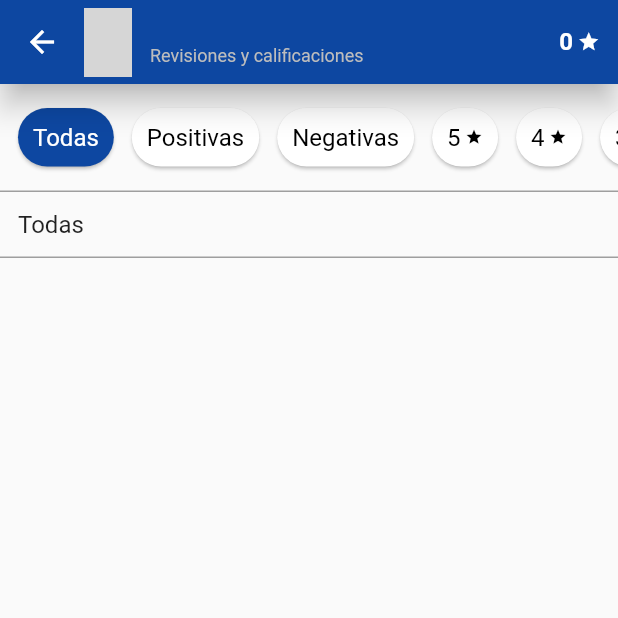
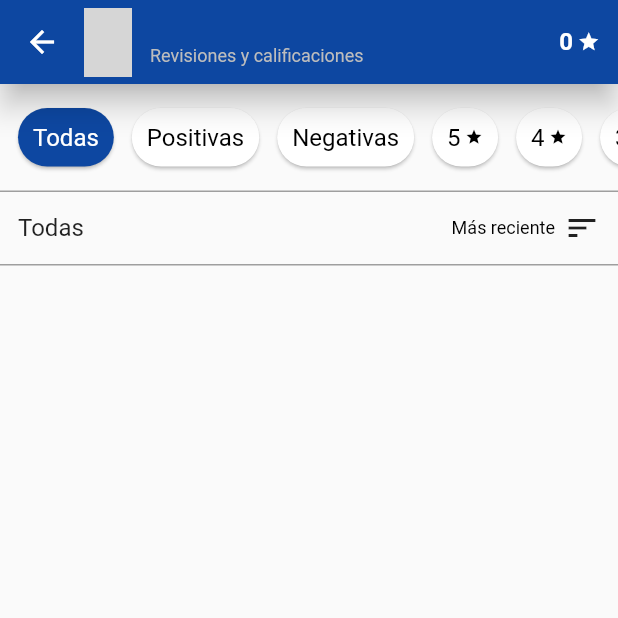
Before and after one commit to miguelgalindez/biblio, a Flutter app: the BookAllReviews screen opened directly with empty values, on a phone screen of 412 x 824 dp, the top half of it. Run offline on Flutter 3.47's test engine with Material 2 defaults, Android fonts, the light colour scheme and no system bars; our stand-ins replace percent_indicator, photo_view, smooth_star_rating; network calls fail; grey boxes are pictures that could not be loaded.

Commit message:
[book--all-reviews] Developed dialog for selecting sorting criterias

```diff
--- a/lib/components/listHeader.dart
+++ b/lib/components/listHeader.dart
@@ -1,5 +1,7 @@
+import 'dart:async';
 import 'package:flutter/material.dart';
 import 'package:biblio/models/sortingCriteria.dart';
+import 'package:biblio/components/sortingDialog.dart';
 
 class ListHeader extends StatelessWidget {
   final Widget title;
@@ -15,29 +17,42 @@ class ListHeader extends StatelessWidget {
       : assert(title != null ||
             (sortingCriterias != null && sortingCriterias.isNotEmpty));
 
+  Future<void> showSortingDialog(BuildContext context) async {
+    String dialogTitle = "Ordenar valoraciones por";
+
+    SortingCriteria sortingCriteria = await showDialog<SortingCriteria>(
+      context: context,
+      builder: (BuildContext context) {
+        return SortingDialog(
+          title: dialogTitle,
+          sortingCriterias: sortingCriterias,
+          selectedSortingCriteria: selectedSortingCriteria,
+        );
+      },
+    );
+
+    if (sortingCriteria != null) {
+      onSortingCriteriaChage(sortingCriteria);
+    }
+  }
+
   List<Widget> _getWidgets(BuildContext context) {
-    ThemeData themeData = Theme.of(context);
-
-
-    TextStyle sortingCaptionTextStyle = themeData.textTheme.caption
-        .copyWith(fontWeight: FontWeight.normal, color: Colors.black);
-
     List<Widget> widgets = [];
-    if (title != null) {
-      widgets.add(title);
-    } else {
-      widgets.add(SizedBox(width: 1.0));
-    }
+    widgets.add(title != null ? title : SizedBox(width: 1.0));
 
     if (selectedSortingCriteria != null ||
         (sortingCriterias != null && sortingCriterias.isNotEmpty)) {
-      String selectedSortingCriteriaDescription = "";
+      ThemeData themeData = Theme.of(context);
 
-      if (selectedSortingCriteria != null) {
-        selectedSortingCriteriaDescription =
-            selectedSortingCriteria.description ?? "";
-      }
-      widgets.add(Row(
+      TextStyle sortingCaptionTextStyle = themeData.textTheme.caption
+          .copyWith(fontWeight: FontWeight.normal, color: Colors.black);
+
+      String selectedSortingCriteriaDescription =
+          selectedSortingCriteria != null
+              ? selectedSortingCriteria.description ?? ""
+              : "";
+
+      Widget sortingWidget = Row(
         children: <Widget>[
           Text(selectedSortingCriteriaDescription,
               style: sortingCaptionTextStyle),
@@ -47,7 +62,15 @@ class ListHeader extends StatelessWidget {
             child: Icon(Icons.sort),
           ),
         ],
-      ));
+      );
+
+      if (sortingCriterias == null || sortingCriterias.isEmpty) {
+        widgets.add(sortingWidget);
+      } else {
+        widgets.add(InkWell(
+            child: sortingWidget,
+            onTap: () async => showSortingDialog(context)));
+      }
     }
     return widgets;
   }
--- a/lib/models/review.dart
+++ b/lib/models/review.dart
@@ -1,4 +1,5 @@
 import 'package:biblio/models/User.dart';
+import './sortingCriteria.dart';
 
 class Review {
   String id;
@@ -6,7 +7,16 @@ class Review {
   double rating;
   String comment;
   DateTime date;
+  static List<SortingCriteria> sortingCriterias = _loadSortingCriterias();
 
   Review({this.id, this.user, this.rating, this.comment, this.date});
 
+  static List<SortingCriteria> _loadSortingCriterias() {
+    return [
+      SortingCriteria(id: "mostRecent", description: "Más reciente"),
+      SortingCriteria(id: "oldest", description: "Más antigua"),
+      SortingCriteria(id: "highest", description: "Más alta"),
+      SortingCriteria(id: "lowest", description: "Más baja"),
+    ];
+  }
 }
--- a/lib/screens/details/bookAllReviews.dart
+++ b/lib/screens/details/bookAllReviews.dart
@@ -6,9 +6,12 @@ import 'package:biblio/enums/bookReviewsFilter.dart';
 import 'package:biblio/screens/details/BookReviewsFiltersBar.dart';
 import 'package:biblio/components/listHeader.dart';
 import 'package:biblio/components/rating.dart';
+import 'package:biblio/models/sortingCriteria.dart';
+import 'package:biblio/models/review.dart';
 
 class BookAllReviews extends StatefulWidget {
   final Book book;
+  final List<SortingCriteria> sortingCriterias = Review.sortingCriterias;
 
   BookAllReviews({@required this.book});
 
@@ -18,10 +21,14 @@ class BookAllReviews extends StatefulWidget {
 
 class _BookAllReviewsState extends State<BookAllReviews> {
   BookReviewsFilter filter;
+  SortingCriteria selectedSortingCriteria;
 
   @override
   void initState() {
     filter = BookReviewsFilter.all;
+    if (widget.sortingCriterias != null && widget.sortingCriterias.isNotEmpty) {
+      selectedSortingCriteria = widget.sortingCriterias[0];
+    }
     super.initState();
   }
 
@@ -30,6 +37,12 @@ class _BookAllReviewsState extends State<BookAllReviews> {
           filter = newFilter != filter ? newFilter : BookReviewsFilter.all;
         });
       };
+
+  void changeSortingCriteria(SortingCriteria criteria) {
+    setState(() {
+      selectedSortingCriteria = criteria;
+    });
+  }
 
   Widget _getAppBar(BuildContext context) {
     Color ratingTextColor = Colors.white;
@@ -134,9 +147,9 @@ class _BookAllReviewsState extends State<BookAllReviews> {
                 ),
                 ListHeader(
                   title: _getListHeaderTitle(themeData),
-                  selectedSortingCriteria: null,
-                  sortingCriterias: null,
-                  onSortingCriteriaChage: null,
+                  selectedSortingCriteria: selectedSortingCriteria,
+                  sortingCriterias: widget.sortingCriterias,
+                  onSortingCriteriaChage: changeSortingCriteria,
                 )
               ],
             ),
```
Also changed, not shown: lib/components/sortingDialog.dart (added, +97 -0 lines).
